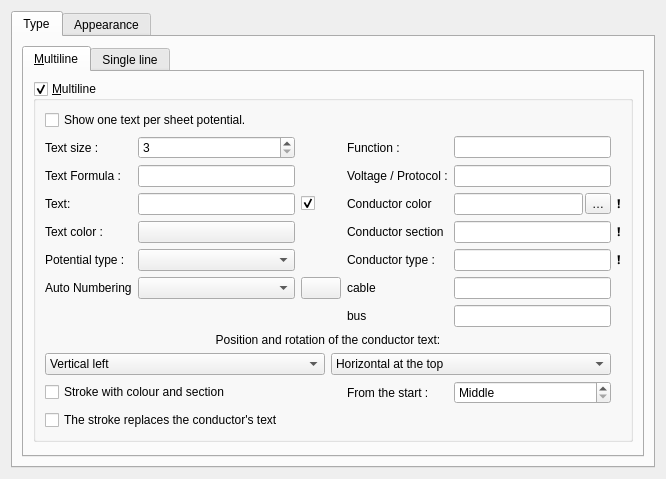
Before: the Qt Designer form sources/ui/conductorpropertieswidget.ui in qelectrotech/qelectrotech-source-mirror, drawn with Qt 5.
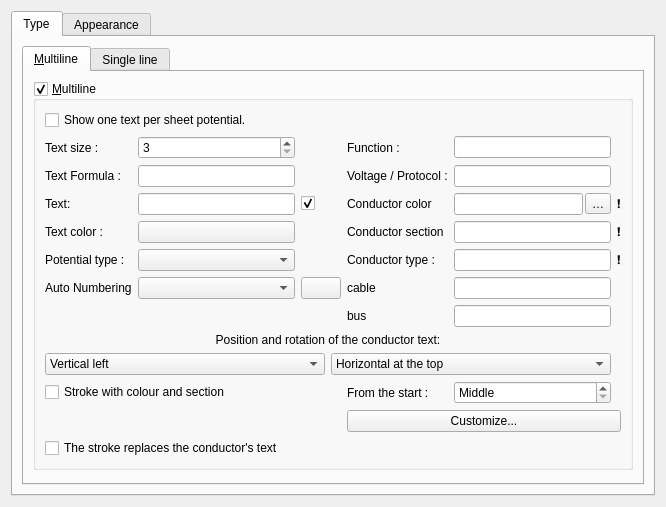
After: the same form once the commit is applied. Icons and pictures are not drawn. Custom widgets are drawn as their Qt base class.

```diff
--- a/sources/ui/conductorpropertieswidget.ui
+++ b/sources/ui/conductorpropertieswidget.ui
@@ -254,7 +254,17 @@
                 </property>
                </widget>
               </item>
-              <item row="10" column="0" colspan="5">
+              <item row="10" column="3" colspan="3">
+               <widget class="QPushButton" name="m_definition_mark_customize_pb">
+                <property name="toolTip">
+                 <string>Choose the shapes and texts drawn at the stroke. The drawing is saved with the project as soon as you accept its editor, even if this dialog is cancelled then.</string>
+                </property>
+                <property name="text">
+                 <string>Customize...</string>
+                </property>
+               </widget>
+              </item>
+              <item row="11" column="0" colspan="5">
                <widget class="QCheckBox" name="m_definition_mark_hides_text_cb">
                 <property name="toolTip">
                  <string>With the stroke shown, the conductor's own text is hidden: the stroke already gives the colour and the section.</string>
```
